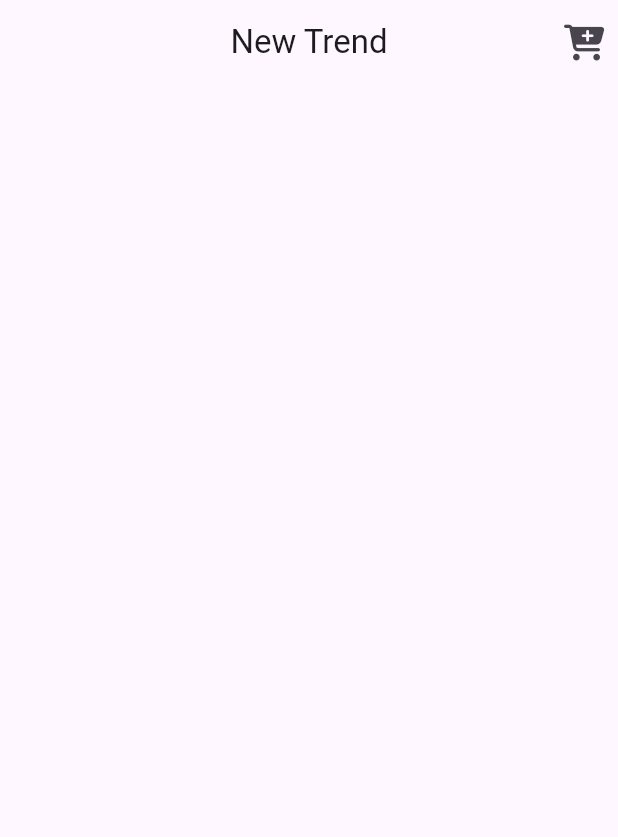
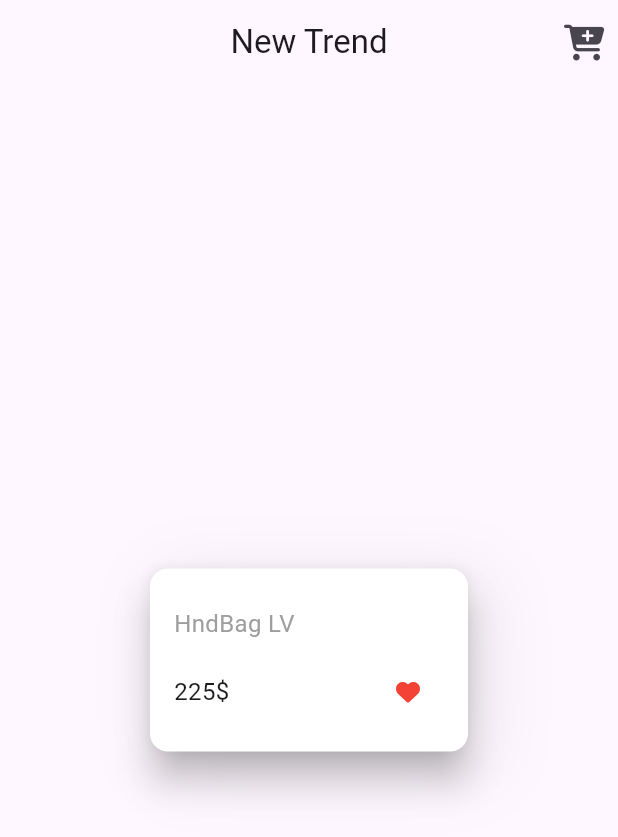
Before and after one commit to MohammedHashemBdier/Store-App, a Flutter app: the screen it shows after launch, on a phone screen of 412 x 824 dp. Shown: the top 837 px of the screen. Run offline on Flutter 3.47's test engine with Material 3 defaults, Android fonts, the phone set to English and light mode, and no system bars; our stand-ins replace font_awesome_flutter.

Commit message:
product card

```diff
--- a/lib/pages/home_page.dart
+++ b/lib/pages/home_page.dart
@@ -19,7 +19,63 @@ class HomePage extends StatelessWidget {
           ),
         ],
       ),
-      body: Container(),
+      body: Center(
+        child: Container(
+          width: 220,
+          height: 130,
+          decoration: BoxDecoration(
+            boxShadow: [
+              BoxShadow(
+                  blurRadius: 40,
+                  color: Colors.grey.withOpacity(0.2),
+                  spreadRadius: 0,
+                  offset: const Offset(10, 10)),
+            ],
+          ),
+          child: Card(
+            elevation: 10,
+            color: Colors.white,
+            child: Padding(
+              padding: const EdgeInsets.all(16),
+              child: Column(
+                mainAxisAlignment: MainAxisAlignment.end,
+                crossAxisAlignment: CrossAxisAlignment.start,
+                children: [
+                  const Text(
+                    "HndBag LV",
+                    style: TextStyle(
+                      color: Colors.grey,
+                      fontSize: 16,
+                    ),
+                  ),
+                  const SizedBox(
+                    height: 10,
+                  ),
+                  Row(
+                    mainAxisAlignment: MainAxisAlignment.spaceBetween,
+                    children: [
+                      const Text(
+                        r"225$",
+                        style: TextStyle(
+                          fontSize: 16,
+                        ),
+                      ),
+                      IconButton(
+                        onPressed: () {},
+                        icon: const Icon(
+                          FontAwesomeIcons.solidHeart,
+                          color: Colors.red,
+                          size: 16,
+                        ),
+                      )
+                    ],
+                  )
+                ],
+              ),
+            ),
+          ),
+        ),
+      ),
     );
   }
 }
```
